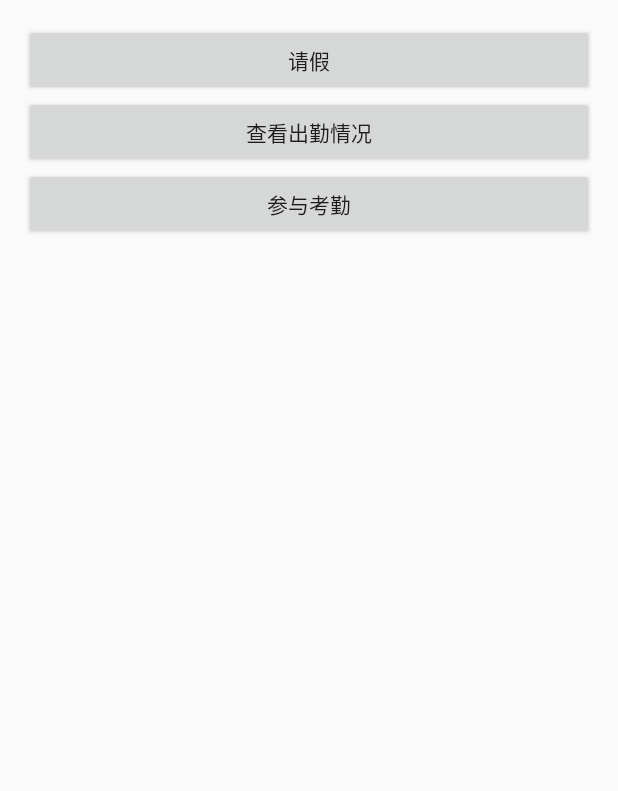
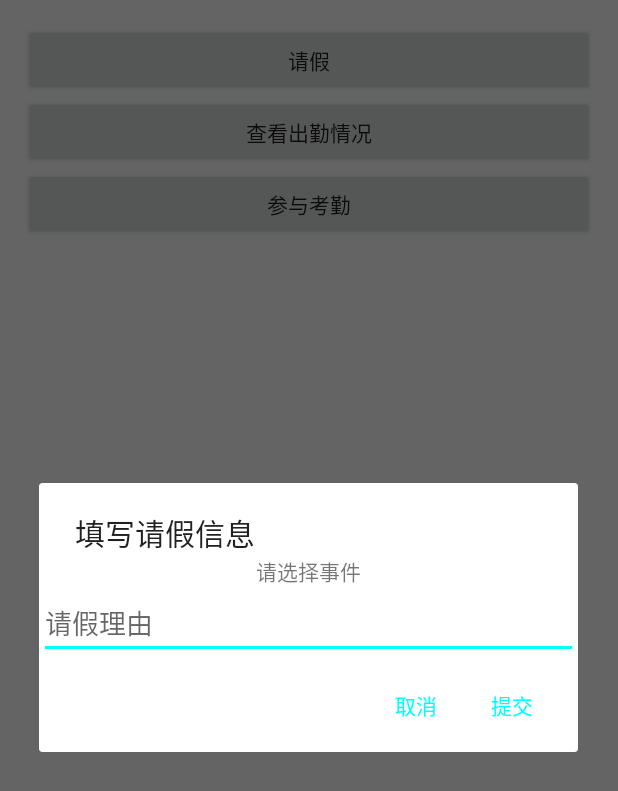
Before and after one commit to GStang/ManagerSystem, an Android app: the StuClassManagerActivity screen opened directly, with no data from a screen before it, after a tap on "请假", on a phone screen of 412 x 824 dp. Shown: the top 791 px of the screen. Run offline under Robolectric (Android 15) with nearby library versions, the light colour scheme and no system bars; our stand-ins replace ButterKnife; pictures from the network do not load.

Commit message:
Student AskForLeave

```diff
--- a/app/src/main/java/com/swpuiot/managersystem/view/StuClassManagerActivity.java
+++ b/app/src/main/java/com/swpuiot/managersystem/view/StuClassManagerActivity.java
@@ -1,17 +1,25 @@
 package com.swpuiot.managersystem.view;
 
+import android.app.DatePickerDialog;
 import android.app.Dialog;
 import android.content.DialogInterface;
 import android.support.v7.app.AlertDialog;
 import android.support.v7.app.AppCompatActivity;
 import android.os.Bundle;
+import android.view.View;
 import android.widget.Button;
+import android.widget.DatePicker;
+import android.widget.EditText;
+import android.widget.TextView;
+import android.widget.Toast;
 
 import com.google.gson.Gson;
 import com.swpuiot.managersystem.R;
 import com.swpuiot.managersystem.entity.Leave;
 import com.swpuiot.managersystem.httpinterface.LeaveService;
 import com.swpuiot.managersystem.util.RetrofitUtil;
+
+import java.util.Calendar;
 
 import butterknife.BindView;
 import butterknife.ButterKnife;
@@ -27,26 +35,40 @@ public class StuClassManagerActivity extends AppCompatActivity {
 
     Button attendence;
     Button attendenceRecord;
+    int mYear;
+    int mMonth;
+    int mDay;
 
     @Override
     protected void onCreate(Bundle savedInstanceState) {
         super.onCreate(savedInstanceState);
         setContentView(R.layout.activity_stu_class_manager);
         ButterKnife.bind(this);
-
+        Calendar ca = Calendar.getInstance();
+        mYear = ca.get(Calendar.YEAR);
+        mMonth = ca.get(Calendar.MONTH);
+        mDay = ca.get(Calendar.DAY_OF_MONTH);
     }
 
     Retrofit retrofit = RetrofitUtil.getRetrofit();
     String s;
     Leave leave = new Leave();
+    TextView time;
+    EditText reason;
 
     @OnClick(R.id.btn_askleave)
     public void askleave() {
 
         // TODO: 2018/5/2 一个Dialog,填写请假信息.
-        Dialog dialog = new AlertDialog.Builder(this).setView(R.layout.askforleave).setPositiveButton(R.string.positivebutton, new DialogInterface.OnClickListener() {
+        final Dialog mdialog = new AlertDialog.Builder(this)
+                .setView(R.layout.askforleave)
+                .setPositiveButton(R.string.positivebutton, new DialogInterface.OnClickListener() {
                     @Override
                     public void onClick(DialogInterface dialog, int which) {
+
+                        String rea = reason.getText().toString();
+                        Toast.makeText(StuClassManagerActivity.this, "Click", Toast.LENGTH_SHORT).show();
+//                        initLeave(ti,rea);
                     }
                 }).setNegativeButton(R.string.negitavebutton, new DialogInterface.OnClickListener() {
                     @Override
@@ -54,10 +76,18 @@ public class StuClassManagerActivity extends AppCompatActivity {
                         dialog.dismiss();
                     }
                 }).create();
-        dialog.setTitle("填写请假信息");
-        dialog.setCancelable(true);
-
-
+        mdialog.setTitle("填写请假信息");
+        mdialog.setCancelable(true);
+        mdialog.show();
+        reason = (EditText) mdialog.findViewById(R.id.et_reason);
+        time = (TextView) mdialog.findViewById(R.id.et_time);
+        time.setOnClickListener(new View.OnClickListener() {
+            @Override
+            public void onClick(View v) {
+                new DatePickerDialog(StuClassManagerActivity.this, onDateSetListener, mYear, mMonth, mDay).show();
+                Toast.makeText(StuClassManagerActivity.this, "Click", Toast.LENGTH_SHORT).show();
+            }
+        });
     }
 
     public void initLeave() {
@@ -68,5 +98,38 @@ public class StuClassManagerActivity extends AppCompatActivity {
         retrofit.create(LeaveService.class).addLeave(body);
     }
 
+    /**
+     * 日期选择器对话框监听
+     */
+    private DatePickerDialog.OnDateSetListener onDateSetListener = new DatePickerDialog.OnDateSetListener() {
+
+        @Override
+        public void onDateSet(DatePicker view, int year, int monthOfYear, int dayOfMonth) {
+            mYear = year;
+            mMonth = monthOfYear;
+            mDay = dayOfMonth;
+            String days;
+            if (mMonth + 1 < 10) {
+                if (mDay < 10) {
+                    days = new StringBuffer().append(mYear).append("年").append("0").
+                            append(mMonth + 1).append("月").append("0").append(mDay).append("日").toString();
+                } else {
+                    days = new StringBuffer().append(mYear).append("年").append("0").
+                            append(mMonth + 1).append("月").append(mDay).append("日").toString();
+                }
+
+            } else {
+                if (mDay < 10) {
+                    days = new StringBuffer().append(mYear).append("年").
+                            append(mMonth + 1).append("月").append("0").append(mDay).append("日").toString();
+                } else {
+                    days = new StringBuffer().append(mYear).append("年").
+                            append(mMonth + 1).append("月").append(mDay).append("日").toString();
+                }
 
             }
+            time.setText(days);
+        }
+    };
+
+}
--- a/app/src/main/res/layout/askforleave.xml
+++ b/app/src/main/res/layout/askforleave.xml
@@ -1,13 +1,20 @@
 <?xml version="1.0" encoding="utf-8"?>
 <LinearLayout xmlns:android="http://schemas.android.com/apk/res/android"
-    android:orientation="vertical" android:layout_width="match_parent"
-    android:layout_height="match_parent">
+    android:layout_width="match_parent"
+    android:layout_height="match_parent"
+    android:orientation="vertical">
+
+    <TextView
+        android:id="@+id/et_time"
+        android:layout_width="match_parent"
+        android:layout_height="wrap_content"
+        android:gravity="center"
+        android:hint="请假日期"
+        android:text="请选择事件" />
+
     <EditText
-        android:hint="请假日期"
+        android:id="@+id/et_reason"
         android:layout_width="match_parent"
-        android:layout_height="wrap_content" />
-    <EditText
-        android:hint="请假理由"
-        android:layout_width="match_parent"
-        android:layout_height="wrap_content" />
+        android:layout_height="wrap_content"
+        android:hint="请假理由" />
 </LinearLayout>
```
Lines whose indentation alone changed are shown as unchanged.
